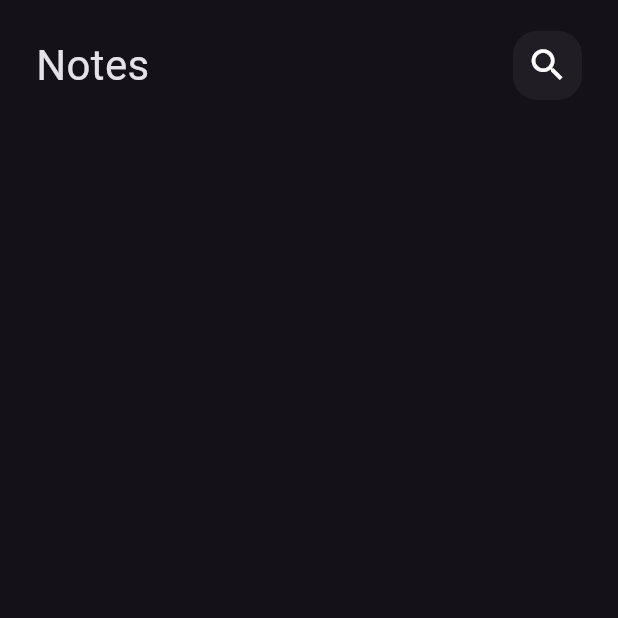
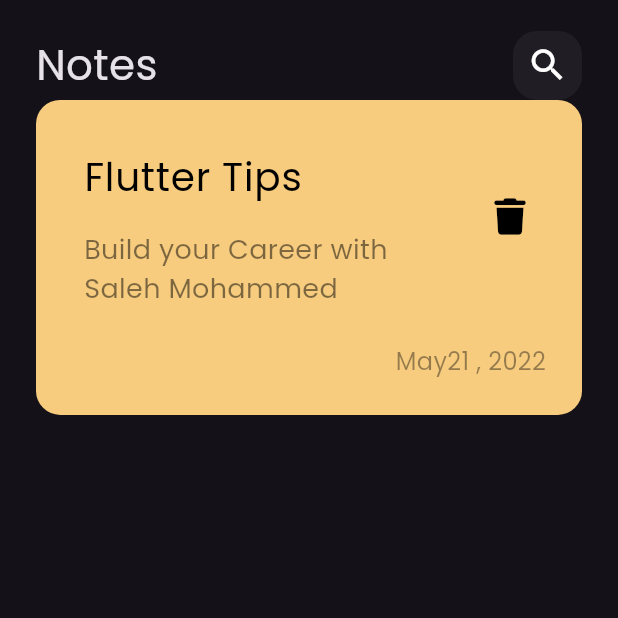
Before and after one commit to salehalgabri/noets_app, a Flutter app: the screen it shows after launch, on a phone screen of 412 x 824 dp, the top half of it. Run offline on Flutter 3.47's test engine with Material 3 defaults, Android fonts, the phone set to English and light mode, and no system bars; our stand-ins replace font_awesome_flutter.

Commit message:
Created a custom note item and added the Poppins font family.

```diff
--- a/lib/main.dart
+++ b/lib/main.dart
@@ -12,7 +12,10 @@ class NotesApp extends StatelessWidget {
   Widget build(BuildContext context) {
     return MaterialApp(
       debugShowCheckedModeBanner: false,
-      theme: ThemeData.dark(),
+      theme: ThemeData(
+        brightness: Brightness.dark,
+        fontFamily: 'Poppins-Regular',
+      ),
       home: const NotesView(),
     );
   }
--- /dev/null
+++ b/lib/views/widgets/custom_note_item.dart
@@ -0,0 +1,69 @@
+import 'package:flutter/material.dart';
+import 'package:font_awesome_flutter/font_awesome_flutter.dart';
+
+class NoteItem extends StatelessWidget {
+  const NoteItem({super.key});
+
+  @override
+  Widget build(BuildContext context) {
+    return Container(
+      padding: const EdgeInsets.only(
+        top: 24,
+        bottom: 24,
+        left: 16,
+      ),
+      decoration: BoxDecoration(
+        color: const Color(0xffF7CC7E),
+        borderRadius: BorderRadius.circular(16),
+      ),
+      child: Column(
+        crossAxisAlignment: CrossAxisAlignment.end,
+        children: [
+          ListTile(
+            title: const Text(
+              'Flutter Tips',
+              style: TextStyle(
+                color: Colors.black,
+                fontSize: 26,
+              ),
+            ),
+            subtitle: Padding(
+              padding: const EdgeInsets.symmetric(
+                vertical: 16,
+              ),
+              child: Text(
+                'Build your Career with Saleh Mohammed',
+                style: TextStyle(
+                  color: Colors.black.withOpacity(0.5),
+                  fontSize: 18,
+                ),
+              ),
+            ),
+            trailing: IconButton(
+              style: IconButton.styleFrom(
+                  padding: const EdgeInsets.only(
+                bottom: 32,
+              )),
+              onPressed: () {},
+              icon: const Icon(
+                FontAwesomeIcons.trash,
+                color: Colors.black,
+                size: 24,
+              ),
+            ),
+          ),
+          Padding(
+            padding: const EdgeInsets.only(right: 24),
+            child: Text(
+              'May21 , 2022',
+              style: TextStyle(
+                color: Colors.black.withOpacity(0.4),
+                fontSize: 16,
+              ),
+            ),
+          )
+        ],
+      ),
+    );
+  }
+}
--- a/lib/views/widgets/notes_view_body.dart
+++ b/lib/views/widgets/notes_view_body.dart
@@ -1,5 +1,6 @@
 import 'package:flutter/material.dart';
 import 'package:notes_app/views/widgets/custom_app_bar.dart';
+import 'package:notes_app/views/widgets/custom_note_item.dart';
 
 class NotesViewBody extends StatelessWidget {
   const NotesViewBody({super.key});
@@ -16,6 +17,7 @@ class NotesViewBody extends StatelessWidget {
             height: MediaQuery.sizeOf(context).width * 0.05,
           ),
           const CustomAppBar(),
+          const NoteItem(),
         ],
       ),
     );
```
Also changed, not shown: pubspec.yaml (+5 -4 lines), assets/fonts/Poppins-Regular.ttf (added), pubspec.lock.
